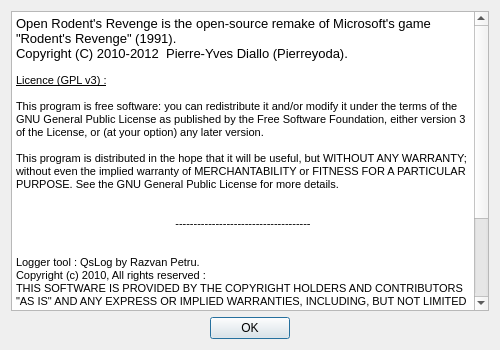
Old version of the form src/dialogs/AboutDialog.ui in the repository pierreyoda/o2r.
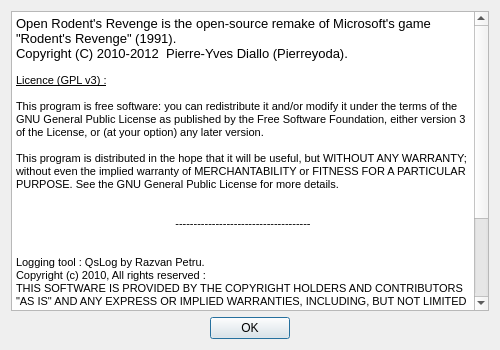
New version of the form. Icons and pictures are not drawn.

Commit message: - Updated French translation - About Dialog cannot be resized anymore (fixed size) - GameCanvas - on level loading : main window, canvas and the new sf::View resize to fit with the level size - MainWindow : GameCanvas set as central widget (otherwise buggy resizing) - MainWindow - status bar : removed size grip (useless)

What changed in the file:
```diff
--- a/src/dialogs/AboutDialog.ui
+++ b/src/dialogs/AboutDialog.ui
@@ -13,6 +13,18 @@
     <height>350</height>
    </rect>
   </property>
+  <property name="sizePolicy">
+   <sizepolicy hsizetype="Preferred" vsizetype="Preferred">
+    <horstretch>0</horstretch>
+    <verstretch>0</verstretch>
+   </sizepolicy>
+  </property>
+  <property name="baseSize">
+   <size>
+    <width>500</width>
+    <height>350</height>
+   </size>
+  </property>
   <property name="windowTitle">
    <string>About Open Rodent's Revenge</string>
   </property>
@@ -27,6 +39,9 @@
    <bool>true</bool>
   </property>
   <layout class="QVBoxLayout" name="verticalLayout">
+   <property name="sizeConstraint">
+    <enum>QLayout::SetDefaultConstraint</enum>
+   </property>
    <item>
     <widget class="QTextEdit" name="textEdit">
      <property name="enabled">
@@ -56,7 +71,7 @@
 &lt;p align=&quot;center&quot; style=&quot; margin-top:0px; margin-bottom:0px; margin-left:0px; margin-right:0px; -qt-block-indent:0; text-indent:0px;&quot;&gt;&lt;span style=&quot; font-size:8pt;&quot;&gt;-------------------------------------&lt;/span&gt;&lt;/p&gt;
 &lt;p align=&quot;center&quot; style=&quot;-qt-paragraph-type:empty; margin-top:0px; margin-bottom:0px; margin-left:0px; margin-right:0px; -qt-block-indent:0; text-indent:0px; font-size:8pt;&quot;&gt;&lt;/p&gt;
 &lt;p style=&quot;-qt-paragraph-type:empty; margin-top:0px; margin-bottom:0px; margin-left:0px; margin-right:0px; -qt-block-indent:0; text-indent:0px; font-size:8pt;&quot;&gt;&lt;/p&gt;
-&lt;p style=&quot; margin-top:0px; margin-bottom:0px; margin-left:0px; margin-right:0px; -qt-block-indent:0; text-indent:0px;&quot;&gt;&lt;span style=&quot; font-size:8pt;&quot;&gt;Logger tool : QsLog by Razvan Petru.&lt;/span&gt;&lt;/p&gt;
+&lt;p style=&quot; margin-top:0px; margin-bottom:0px; margin-left:0px; margin-right:0px; -qt-block-indent:0; text-indent:0px;&quot;&gt;&lt;span style=&quot; font-size:8pt;&quot;&gt;Logging tool : QsLog by Razvan Petru.&lt;/span&gt;&lt;/p&gt;
 &lt;p style=&quot; margin-top:0px; margin-bottom:0px; margin-left:0px; margin-right:0px; -qt-block-indent:0; text-indent:0px;&quot;&gt;&lt;span style=&quot; font-size:8pt;&quot;&gt;Copyright (c) 2010, All rights reserved :&lt;/span&gt;&lt;/p&gt;
 &lt;p style=&quot; margin-top:0px; margin-bottom:0px; margin-left:0px; margin-right:0px; -qt-block-indent:0; text-indent:0px;&quot;&gt;&lt;span style=&quot; font-size:8pt;&quot;&gt;THIS SOFTWARE IS PROVIDED BY THE COPYRIGHT HOLDERS AND CONTRIBUTORS &amp;quot;AS IS&amp;quot; AND ANY EXPRESS OR IMPLIED WARRANTIES, INCLUDING, BUT NOT LIMITED TO, THE IMPLIED WARRANTIES OF MERCHANTABILITY AND FITNESS FOR A PARTICULAR PURPOSE ARE DISCLAIMED. IN NO EVENT SHALL THE COPYRIGHT HOLDER OR CONTRIBUTORS BE LIABLE FOR ANY DIRECT, INDIRECT, INCIDENTAL, SPECIAL, EXEMPLARY, OR CONSEQUENTIAL DAMAGES (INCLUDING, BUT NOT LIMITED TO, PROCUREMENT OF SUBSTITUTE GOODS OR SERVICES; LOSS OF USE, DATA, OR PROFITS; OR BUSINESS INTERRUPTION) HOWEVER CAUSED AND ON ANY THEORY OF LIABILITY, WHETHER IN CONTRACT, STRICT LIABILITY, OR TORT (INCLUDING NEGLIGENCE OR OTHERWISE) ARISING IN ANY WAY OUT OF THE USE OF THIS SOFTWARE, EVEN IF ADVISED OF THE POSSIBILITY OF SUCH DAMAGE.&lt;/span&gt;&lt;/p&gt;&lt;/body&gt;&lt;/html&gt;</string>
      </property>
```
The commit also changes 9 other files.
